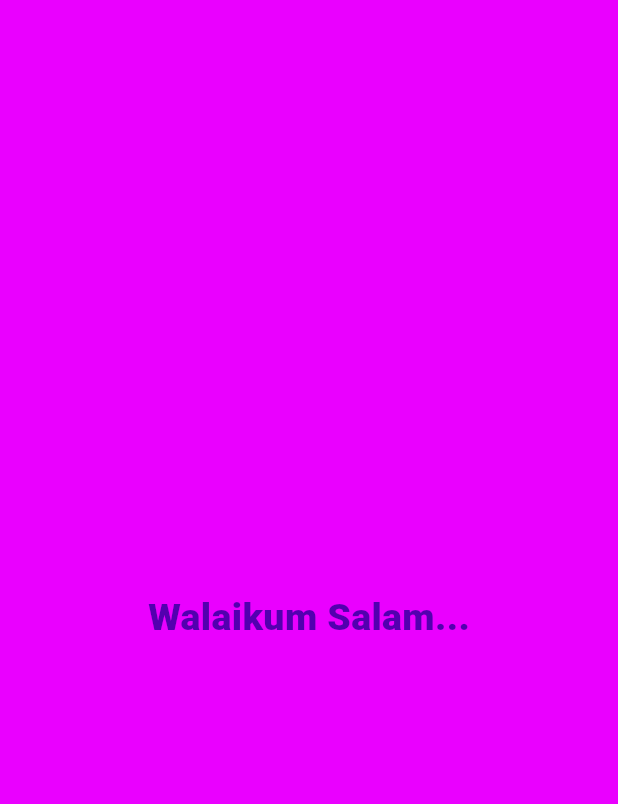
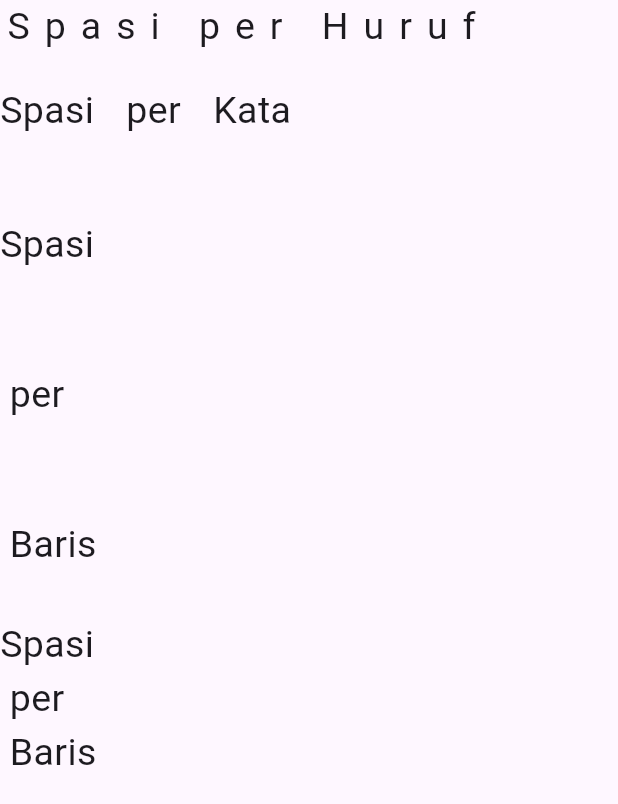
Before and after one commit to AkhmadKhilman/latihan-dasar-flutter, a Flutter app: the screen it shows after launch, on a phone screen of 412 x 824 dp. Shown: the top 804 px of the screen. Run offline on Flutter 3.47's test engine with Material 3 defaults, Android fonts, the phone set to English and light mode, and no system bars.

Commit message:
learn spacing and styling font

```diff
--- a/lib/main.dart
+++ b/lib/main.dart
@@ -21,41 +21,41 @@ void main() {
   // );
 
   // Memanggil class yang berisi MaterialApp
-  runApp(const MyApp());
+  runApp(const SpacingWord());
 }
 
 // Pembuatan class yang berisi MaterialApp dengan extends ke statelessWdiget
-// class MyApp extends StatelessWidget {
-//   const new({super.key});
+class MyApp1 extends StatelessWidget {
+  const MyApp1({super.key});
 
-//  //valriable const disini wajib menggunakan static agar dapat dijalankan
-//   // const greeting = "Hello Guys...";
-//   static const greeting = "Hello Guys...";
+  //valriable const disini wajib menggunakan static agar dapat dijalankan
+  // const greeting = "Hello Guys...";
+  static const greeting = "Hello Guys...";
 
-//   @override
-//   Widget build(BuildContext context) {
-//     return const MaterialApp(
-//       debugShowCheckedModeBanner: false,
-//       home: Scaffold(
-//         body: Center(
-//           child: Text(
-//             greeting,
-//             style: TextStyle(
-//               fontSize: 25,
-//               color: Color.fromARGB(255, 28, 0, 94),
-//               backgroundColor: Color.fromARGB(255, 64, 223, 2),
-//             ),
-//           ),
-//         ),
-//         backgroundColor: Color.fromARGB(255, 234, 0, 255),
-//       ),
-//     );
-//   }
-// }
+  @override
+  Widget build(BuildContext context) {
+    return const MaterialApp(
+      debugShowCheckedModeBanner: false,
+      home: Scaffold(
+        body: Center(
+          child: Text(
+            greeting,
+            style: TextStyle(
+              fontSize: 25,
+              color: Color.fromARGB(255, 28, 0, 94),
+              backgroundColor: Color.fromARGB(255, 64, 223, 2),
+            ),
+          ),
+        ),
+        backgroundColor: Color.fromARGB(255, 234, 0, 255),
+      ),
+    );
+  }
+}
 
 // Penggunaan class MaterialApp yang memanggil tampilan dan style text di dalam class lain
-class MyApp extends StatelessWidget {
-  const MyApp({super.key});
+class MyApp2 extends StatelessWidget {
+  const MyApp2({super.key});
 
   @override
   Widget build(BuildContext context) {
@@ -80,8 +80,79 @@ class MyText extends StatelessWidget {
       style: TextStyle(
         fontSize: 25,
         fontWeight: FontWeight(1000),
-        color: Color.fromARGB(255, 82, 0, 175),
+        color: Colors.blue,
       ),
     );
   }
 }
+
+// Cara menggunakan bold, italic, dan semi-bold didalam styling text
+class FontStyleApp extends StatelessWidget {
+  const FontStyleApp({super.key});
+
+  @override
+  Widget build(BuildContext context) {
+    return MaterialApp(
+      debugShowCheckedModeBanner: false,
+      home: Scaffold(
+        body: Column(
+          crossAxisAlignment: CrossAxisAlignment.start,
+          children: [
+            Text("Dalam Kondisi Normal", style: TextStyle(fontSize: 25)),
+            Text(
+              "Dalam kondisi Bold",
+              style: TextStyle(fontSize: 25, fontWeight: FontWeight.bold),
+            ),
+            Text(
+              "Dalam kondisi Semi Bold",
+              style: TextStyle(fontSize: 25, fontWeight: FontWeight.w600),
+            ),
+            Text(
+              "Dalam kondisi Italic",
+              style: TextStyle(fontSize: 25, fontStyle: FontStyle.italic),
+            ),
+            MyText(),
+          ],
+        ),
+      ),
+    );
+  }
+}
+
+// cara penggunaan spasi per text, per huruf, per kata, bahkan per spasi kata jika ditambahn dengan '\n'
+class SpacingWord extends StatelessWidget {
+  const SpacingWord({super.key});
+
+  @override
+  Widget build(BuildContext context) {
+    return const MaterialApp(
+      debugShowCheckedModeBanner: false,
+      home: Scaffold(
+        body: Column(
+          crossAxisAlignment: CrossAxisAlignment.start,
+          children: [
+            Text(
+              "Spasi per Huruf",
+              style: TextStyle(fontSize: 25, letterSpacing: 10),
+            ),
+
+            SizedBox(height: 20),
+
+            Text(
+              "Spasi per Kata",
+              style: TextStyle(fontSize: 25, wordSpacing: 15),
+            ),
+
+            SizedBox(height: 20),
+
+            Text(
+              "Spasi \n per \n Baris",
+              style: TextStyle(fontSize: 25, height: 4),
+            ),
+            Text("Spasi \n per \n Baris", style: TextStyle(fontSize: 25)),
+          ],
+        ),
+      ),
+    );
+  }
+}
```
Also changed, not shown: 1 other file.
